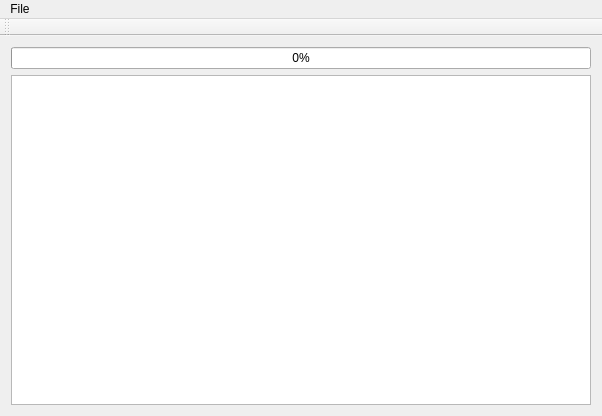
This is QDbcTool/DTForm.ui in sidsukana/QDbcTool as Qt 5 draws it before an edit. The edited form follows.
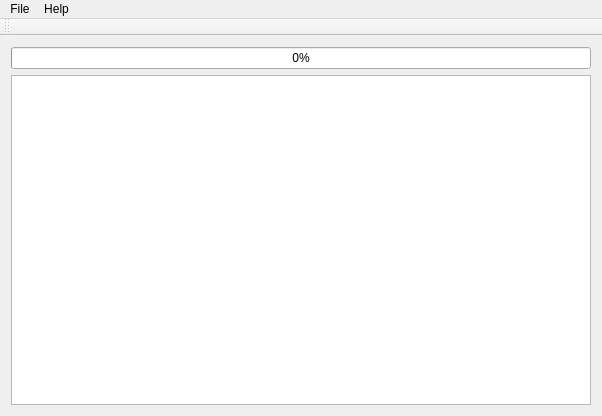
This is the edited form.

What changed in the file:
```diff
--- a/QDbcTool/DTForm.ui
+++ b/QDbcTool/DTForm.ui
@@ -47,7 +47,14 @@
     <addaction name="actionOpen"/>
     <addaction name="actionExit"/>
    </widget>
+   <widget class="QMenu" name="menuHelp">
+    <property name="title">
+     <string>Help</string>
+    </property>
+    <addaction name="actionAbout"/>
+   </widget>
    <addaction name="menuFile"/>
+   <addaction name="menuHelp"/>
   </widget>
   <widget class="QToolBar" name="mainToolBar">
    <attribute name="toolBarArea">
```
Left out of the diff: 37 changed lines with no effect on the pictures.
